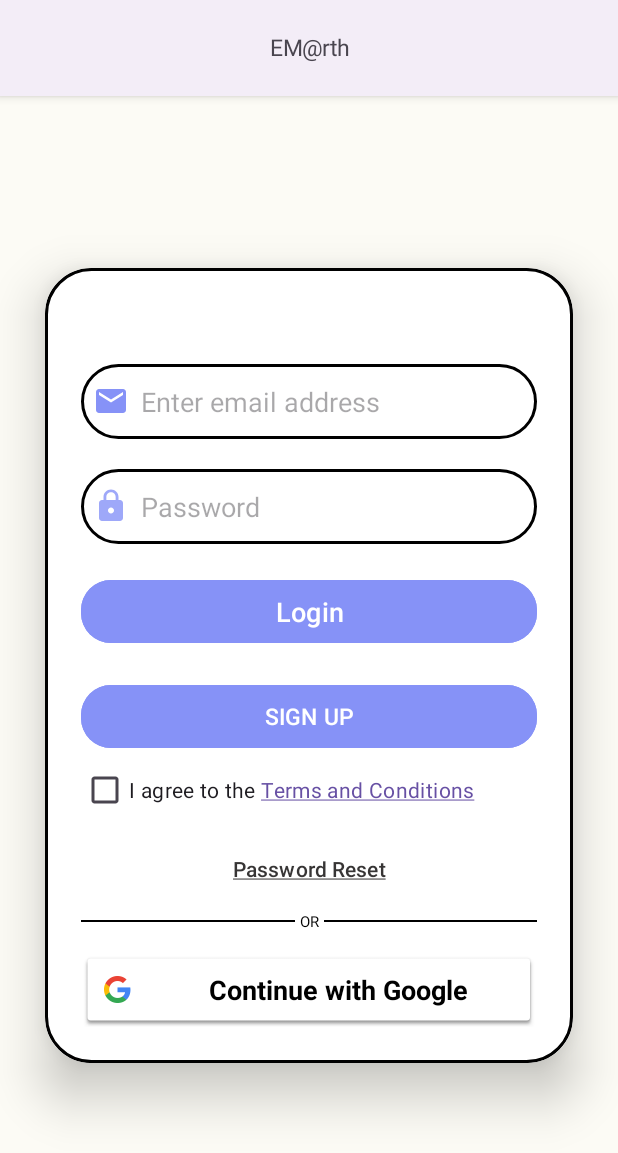
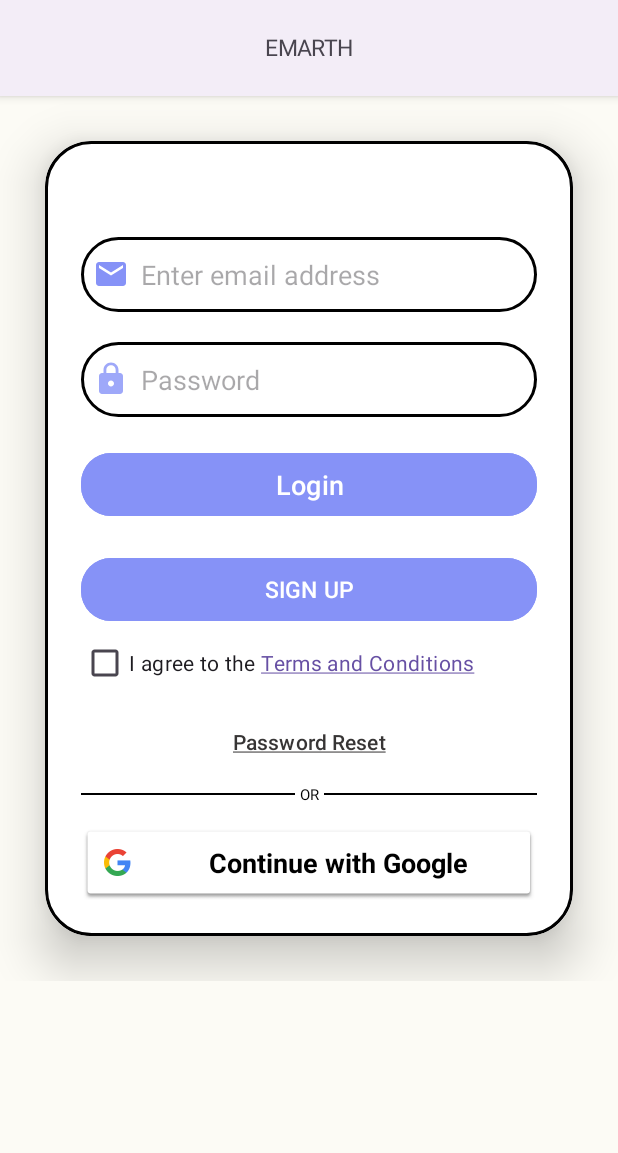
Before and after one commit to masa7/FaceDetection_AutoDownload, an Android app built with Jetpack Compose: the screen it shows after launch (LoginActivity), on a phone screen of 412 x 824 dp. Shown: the top 1153 px of the screen. Run offline under Robolectric (Android 15) with nearby library versions, the phone set to English and light mode, and no system bars; our stand-ins replace Firebase (no records; nobody signed in at launch, a user with empty details on screens opened directly).

Commit message:
orientation scrolldown for login page

```diff
--- a/app/src/main/res/layout/activity_login.xml
+++ b/app/src/main/res/layout/activity_login.xml
@@ -1,15 +1,18 @@
 <?xml version="1.0" encoding="utf-8"?>
 
-<LinearLayout xmlns:android="http://schemas.android.com/apk/res/android"
+<ScrollView xmlns:android="http://schemas.android.com/apk/res/android"
     xmlns:app="http://schemas.android.com/apk/res-auto"
     xmlns:tools="http://schemas.android.com/tools"
-    style="@style/Theme.FaceDetection"
     android:layout_width="match_parent"
     android:layout_height="match_parent"
-    android:gravity="center"
-    android:orientation="horizontal"
     android:background="@color/gofuniro"
     tools:context=".authentication.LoginActivity">
+
+    <LinearLayout
+        android:layout_width="match_parent"
+        android:layout_height="wrap_content"
+        android:gravity="center"
+        android:orientation="horizontal">
 
         <androidx.cardview.widget.CardView
             android:layout_width="match_parent"
@@ -25,16 +28,6 @@
                 android:background="@drawable/custom_edittext"
                 android:orientation="vertical"
                 android:padding="24dp">
-
-            <!--TextView
-                android:id="@+id/loginText"
-                android:layout_width="match_parent"
-                android:layout_height="wrap_content"
-                android:text="@string/login_page"
-                android:textAlignment="center"
-                android:textColor="@color/black"
-                android:textSize="25sp"
-                android:textStyle="bold" /-->
 
                 <EditText
                     android:id="@+id/editTextEmailSignin"
@@ -101,7 +94,6 @@
                     android:textSize="14sp"
                     app:cornerRadius="20dp" />
 
-
                 <LinearLayout
                     android:layout_width="match_parent"
                     android:layout_height="wrap_content"
@@ -140,3 +132,4 @@
             </LinearLayout>
         </androidx.cardview.widget.CardView>
     </LinearLayout>
+</ScrollView>
--- a/app/src/main/res/values/strings.xml
+++ b/app/src/main/res/values/strings.xml
@@ -1,5 +1,5 @@
 <resources>
-    <string name="app_name"><font size="15">EM@rth</font></string>
+    <string name="app_name"><font size="15">EMARTH</font></string>
     <string name="turn_camera">Turn Camera</string>
     <string name="stop_camera">Stop Camera</string>
     <string name="start_camera">Start Camera</string>
@@ -28,7 +28,6 @@
     <string name="Get_location">Get Location</string>
     <string name="Upload">Upload</string>
     <string name="File_Upload">Tap to Select File &amp; Press Upload</string>
-
 
     <string name="dlPrefTitle">動画ダウンロード実行日</string>
     <string name="videoCatTitle">動画設定</string>
```
Also changed, not shown: app/src/main/java/com/example/facedetection/MainActivity.kt (+13 -13 lines). Lines whose indentation alone changed are shown as unchanged.
